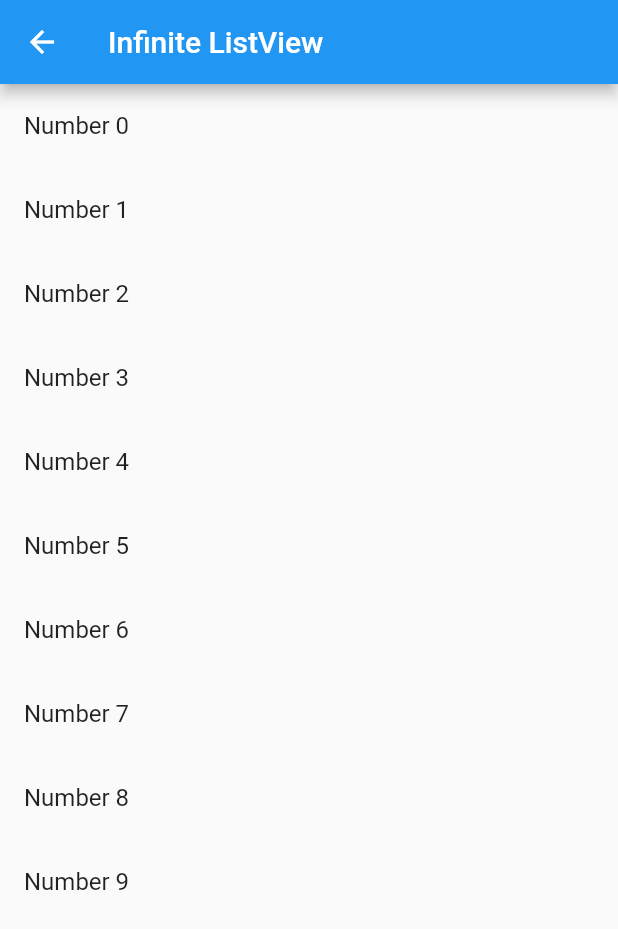
After one commit to ichsanmust/flutter_template_project, a Flutter app: the InfiniteScroll screen opened directly, on a phone screen of 412 x 824 dp. The commit adds this screen. Shown: the top 929 px of the screen. Run offline on Flutter 3.47's test engine with Material 2 defaults, Android fonts, the phone set to English and light mode, and no system bars; our stand-ins replace device_info, fluttertoast, modal_progress_hud, shared_preferences, shimmer; accounts and stored records are empty; network calls fail.

Commit message:
list student

```diff
--- a/lib/models/login_model.dart
+++ b/lib/models/login_model.dart
@@ -83,9 +83,11 @@ class LoginModel {
     }).catchError(print);
     return data;
   }
+
 //  void main() {
 //    new Future.delayed(new Duration(seconds: 5), () {
 //      return 1;
 //    }).timeout(new Duration(seconds: 2)).then(print).catchError(print);
 //  }
+
 }
--- a/lib/views/home_page.dart
+++ b/lib/views/home_page.dart
@@ -1,4 +1,5 @@
 import 'package:flutter/material.dart';
+import 'package:flutter/services.dart';
 import 'package:modal_progress_hud/modal_progress_hud.dart';
 import 'package:fluttertoast/fluttertoast.dart';
 
@@ -60,7 +61,9 @@ class _HomePageState extends State<HomePage> {
           fontSize: 12.0);
       return Future.value(false);
     }
-    return Future.value(true);
+    //return Future.value(true);
+    SystemChannels.platform.invokeMethod<void>('SystemNavigator.pop');
+    return Future.value(false);
   }
   // on back button
 
--- /dev/null
+++ b/lib/views/infinite_scroll.dart
@@ -0,0 +1,100 @@
+import 'package:flutter/material.dart';
+
+class InfiniteScroll extends StatefulWidget {
+  @override
+  _InfiniteScrollState createState() => _InfiniteScrollState();
+}
+
+class _InfiniteScrollState extends State<InfiniteScroll> {
+  List<int> items = List.generate(10, (i) => i);
+  ScrollController _scrollController = new ScrollController();
+  bool isPerformingRequest = false;
+
+  /// from - inclusive, to - exclusive
+  Future<List<int>> fakeRequest(int from, int to) async {
+    return Future.delayed(Duration(seconds: 2), () {
+      return List.generate(to - from, (i) => i + from);
+    });
+  }
+
+  @override
+  void initState() {
+    super.initState();
+    _scrollController.addListener(() {
+      if (_scrollController.position.pixels == _scrollController.position.maxScrollExtent) {
+        _getMoreData();
+      }
+    });
+  }
+
+  @override
+  void dispose() {
+    _scrollController.dispose();
+    super.dispose();
+  }
+
+//  _getMoreData() async {
+//    if (!isPerformingRequest) {
+//      setState(() => isPerformingRequest = true);
+//      List<int> newEntries = await fakeRequest(items.length, items.length + 10);
+//      setState(() {
+//        items.addAll(newEntries);
+//        isPerformingRequest = false;
+//      });
+//    }
+//  }
+
+  _getMoreData() async {
+    if (!isPerformingRequest) {
+      setState(() => isPerformingRequest = true);
+      //List<int> newEntries = await fakeRequest(items.length, items.length); //returns empty list
+      List<int> newEntries = await fakeRequest(items.length, items.length + 10);
+      if (newEntries.isEmpty) {
+        double edge = 50.0;
+        double offsetFromBottom = _scrollController.position.maxScrollExtent - _scrollController.position.pixels;
+        if (offsetFromBottom < edge) {
+          _scrollController.animateTo(
+              _scrollController.offset - (edge -offsetFromBottom),
+              duration: new Duration(milliseconds: 500),
+              curve: Curves.easeOut);
+        }
+      }
+      setState(() {
+        items.addAll(newEntries);
+        isPerformingRequest = false;
+      });
+    }
+  }
+
+  Widget _buildProgressIndicator() {
+    return new Padding(
+      padding: const EdgeInsets.all(8.0),
+      child: new Center(
+        child: new Opacity(
+          opacity: isPerformingRequest ? 1.0 : 0.0,
+          child: new CircularProgressIndicator(),
+        ),
+      ),
+    );
+  }
+
+  @override
+  Widget build(BuildContext context) {
+    return new Scaffold(
+      appBar: AppBar(
+        title: Text("Infinite ListView"),
+      ),
+      body: ListView.builder(
+        itemCount: items.length + 1,
+        itemBuilder: (context, index) {
+          if (index == items.length) {
+            return _buildProgressIndicator();
+          } else {
+            return ListTile(title: new Text("Number $index"));
+          }
+        },
+        controller: _scrollController,
+      ),
+    );
+  }
+}
--- a/lib/views/skeleton.dart
+++ b/lib/views/shimmer_page.dart
@@ -1,7 +1,7 @@
 import 'package:flutter/material.dart';
 import 'package:shimmer/shimmer.dart';
 
-class Skeleton extends StatelessWidget {
+class ShimmerPage extends StatelessWidget {
   @override
   Widget build(BuildContext context) {
     return MaterialApp(
```
Also changed, not shown: lib/models/student_model.dart (added, +55 -0 lines), lib/views/left_menu.dart (+44 -12 lines), lib/views/login_page.dart (+13 -10 lines), lib/views/student_page.dart (added, +153 -0 lines).
